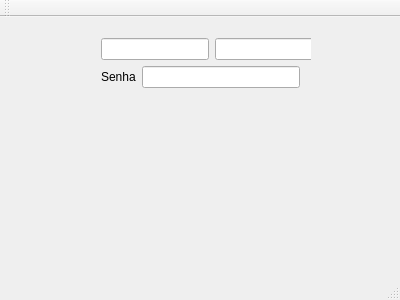
Before: the Qt Designer form atividade03/cpp/ContaApp/mainwindow.ui in EliakinCosta/Eliakin-INF020, drawn with Qt 5.
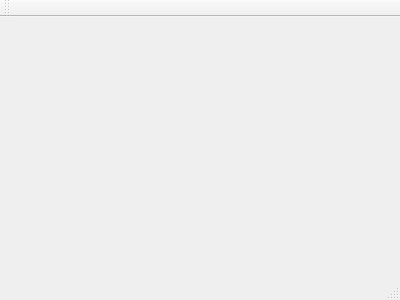
After: the same form once the commit is applied.

```diff
--- a/atividade03/cpp/ContaApp/mainwindow.ui
+++ b/atividade03/cpp/ContaApp/mainwindow.ui
@@ -13,40 +13,7 @@
   <property name="windowTitle">
    <string>MainWindow</string>
   </property>
-  <widget class="QWidget" name="centralWidget">
-   <widget class="QWidget" name="formLayoutWidget">
-    <property name="geometry">
-     <rect>
-      <x>90</x>
-      <y>10</y>
-      <width>221</width>
-      <height>171</height>
-     </rect>
-    </property>
-    <layout class="QFormLayout" name="formLayout_2">
-     <item row="0" column="0">
-      <layout class="QHBoxLayout" name="horizontalLayout_2">
-       <item>
-        <widget class="QLineEdit" name="lineEdit"/>
-       </item>
-       <item>
-        <widget class="QLineEdit" name="lineEdit_2"/>
-       </item>
-      </layout>
-     </item>
-     <item row="1" column="0">
-      <widget class="QLabel" name="senhaLabel">
-       <property name="text">
-        <string>Senha</string>
-       </property>
-      </widget>
-     </item>
-     <item row="1" column="1">
-      <widget class="QLineEdit" name="senhaLineEdit"/>
-     </item>
-    </layout>
-   </widget>
-  </widget>
+  <widget class="QWidget" name="centralWidget"/>
   <widget class="QMenuBar" name="menuBar">
    <property name="geometry">
     <rect>
```
